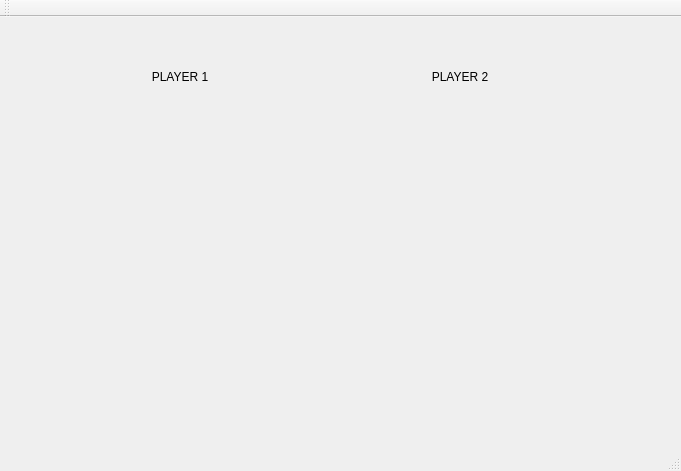
Above: code/main.ui from MATF-RS19/RS011-battleship before the change. Below: the same form after it.
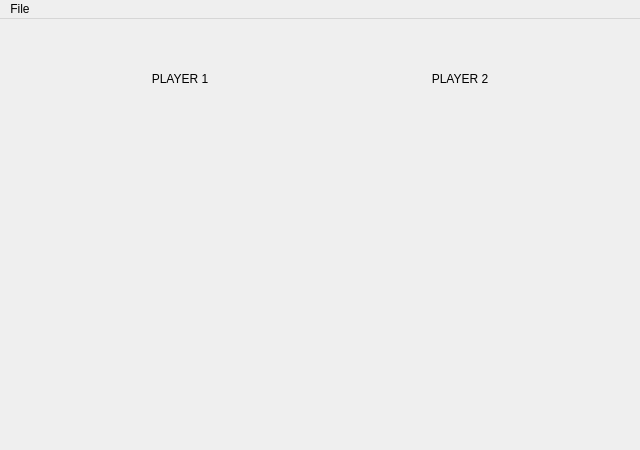
That is the form after the change. Custom widgets are drawn as their Qt base class.

Diff of the .ui file:
```diff
--- a/code/main.ui
+++ b/code/main.ui
@@ -6,8 +6,8 @@
    <rect>
     <x>0</x>
     <y>0</y>
-    <width>681</width>
-    <height>471</height>
+    <width>640</width>
+    <height>450</height>
    </rect>
   </property>
   <property name="windowTitle">
@@ -47,17 +47,38 @@
     </property>
    </widget>
   </widget>
-  <widget class="QToolBar" name="mainToolBar">
-   <attribute name="toolBarArea">
-    <enum>TopToolBarArea</enum>
-   </attribute>
-   <attribute name="toolBarBreak">
-    <bool>false</bool>
-   </attribute>
+  <widget class="QMenuBar" name="meni">
+   <property name="geometry">
+    <rect>
+     <x>0</x>
+     <y>0</y>
+     <width>640</width>
+     <height>22</height>
+    </rect>
+   </property>
+   <widget class="QMenu" name="file">
+    <property name="title">
+     <string>File</string>
+    </property>
+    <addaction name="quit"/>
+   </widget>
+   <addaction name="file"/>
   </widget>
-  <widget class="QStatusBar" name="statusBar"/>
+  <action name="quit">
+   <property name="text">
+    <string>Close</string>
+   </property>
+  </action>
  </widget>
  <layoutdefault spacing="6" margin="11"/>
+ <customwidgets>
+  <customwidget>
+   <class>Board</class>
+   <extends>QWidget</extends>
+   <header>board.h</header>
+   <container>1</container>
+  </customwidget>
+ </customwidgets>
  <resources/>
  <connections/>
 </ui>
```
Left out of the diff: 10 changed lines with no effect on the pictures.
